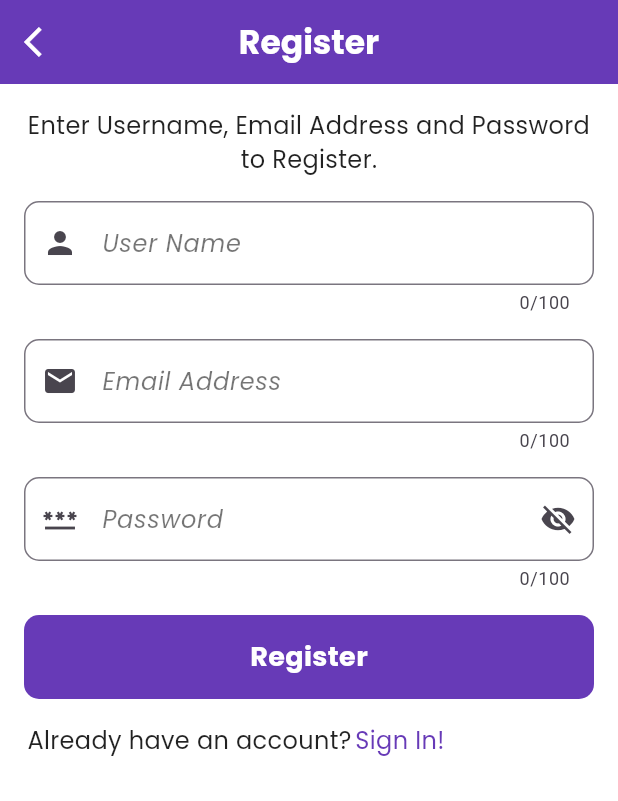
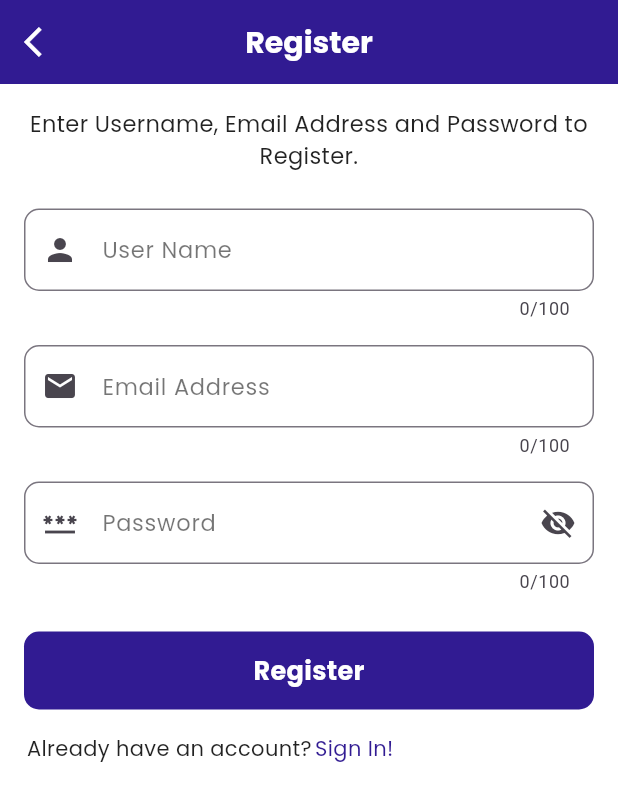
Before and after one commit to mr-a10125/Expense-Track-Flutter, a Flutter app: the screen it shows after launch, after a tap on "Sign Up!", on a phone screen of 412 x 824 dp. Shown: the top 801 px of the screen. Run offline on Flutter 3.47's test engine with Material 3 defaults, Android fonts, the phone set to English and light mode, and no system bars; our stand-ins replace cloud_firestore, firebase_auth, firebase_core, flutter_slidable, fluttertoast, loading_indicator; accounts and stored records are empty.

Commit message:
- ui designs improved.

```diff
--- a/lib/screens/login/login_screen.dart
+++ b/lib/screens/login/login_screen.dart
@@ -32,7 +32,7 @@ class _LoginScreenState extends State<LoginScreen> {
           'Login',
           style: TextStyle(
             color: Colors.white,
-            fontSize: 22,
+            fontSize: 20,
             fontFamily: 'Poppins',
             fontWeight: FontWeight.bold
           ),
@@ -51,13 +51,13 @@ class _LoginScreenState extends State<LoginScreen> {
                     textAlign: TextAlign.center,
                     style: TextStyle(
                       color: Colors.black87,
-                      fontSize: 16,
+                      fontSize: 15,
                       fontFamily: 'Poppins',
                       fontWeight: FontWeight.normal
                     ),
                   ),
                 ),
-                SizedBox(height: 16),
+                SizedBox(height: 25),
                 TextInput(
                   textEditingController: emailController,
                   hintText: 'Email Address',
@@ -78,8 +78,8 @@ class _LoginScreenState extends State<LoginScreen> {
                   padding: EdgeInsets.symmetric(horizontal: 16),
                   child: Align(
                     alignment: Alignment.centerLeft,
-                    child: TextButton(
-                      onPressed: () {
+                    child: GestureDetector(
+                      onTap: () {
                         if(isLoading) return;
                         Navigator.push(
                             context,
@@ -98,7 +98,7 @@ class _LoginScreenState extends State<LoginScreen> {
                     ),
                   ),
                 ),
-                SizedBox(height: 16),
+                SizedBox(height: 40),
                 Consumer<AuthProvider>(
                   builder: (context, authProvider, child) {
                     return LoadingButton(
@@ -142,7 +142,7 @@ class _LoginScreenState extends State<LoginScreen> {
                         textAlign: TextAlign.center,
                         style: TextStyle(
                           color: Colors.black87,
-                          fontSize: 16,
+                          fontSize: 14,
                           fontFamily: 'Poppins',
                           fontWeight: FontWeight.normal
                         ),
@@ -160,7 +160,7 @@ class _LoginScreenState extends State<LoginScreen> {
                           textAlign: TextAlign.center,
                           style: TextStyle(
                             color: primaryThemeColor,
-                            fontSize: 16,
+                            fontSize: 14,
                             fontFamily: 'Poppins',
                             fontWeight: FontWeight.normal
                           ),
--- a/lib/screens/register/register_screen.dart
+++ b/lib/screens/register/register_screen.dart
@@ -30,7 +30,7 @@ class _RegisterScreenState extends State<RegisterScreen> {
           'Register',
           style: TextStyle(
               color: Colors.white,
-              fontSize: 22,
+              fontSize: 20,
               fontFamily: 'Poppins',
               fontWeight: FontWeight.bold
           ),
@@ -59,13 +59,13 @@ class _RegisterScreenState extends State<RegisterScreen> {
                     textAlign: TextAlign.center,
                     style: TextStyle(
                       color: Colors.black87,
-                      fontSize: 16,
+                      fontSize: 15,
                       fontFamily: 'Poppins',
                       fontWeight: FontWeight.normal
                     ),
                   ),
                 ),
-                SizedBox(height: 16),
+                SizedBox(height: 25),
                 TextInput(
                   textEditingController: userNameController,
                   hintText: 'User Name',
@@ -89,7 +89,7 @@ class _RegisterScreenState extends State<RegisterScreen> {
                   isPasswordField: true,
                   isEnabled: !isLoading,
                 ),
-                SizedBox(height: 16),
+                SizedBox(height: 25),
                 Consumer<AuthProvider>(
                   builder: (context, authProvider, child) {
                     return LoadingButton(
@@ -136,7 +136,7 @@ class _RegisterScreenState extends State<RegisterScreen> {
                           textAlign: TextAlign.center,
                           style: TextStyle(
                             color: Colors.black87,
-                            fontSize: 16,
+                            fontSize: 14,
                             fontFamily: 'Poppins',
                             fontWeight: FontWeight.normal
                           ),
@@ -151,7 +151,7 @@ class _RegisterScreenState extends State<RegisterScreen> {
                             textAlign: TextAlign.center,
                             style: TextStyle(
                               color: primaryThemeColor,
-                              fontSize: 16,
+                              fontSize: 14,
                               fontFamily: 'Poppins',
                               fontWeight: FontWeight.normal
                             ),
--- a/lib/utils/constants.dart
+++ b/lib/utils/constants.dart
@@ -1,6 +1,6 @@
 import 'package:flutter/material.dart';
 
 var backgroundColor = Color(0xFFFFFFFF);
-var primaryThemeColor = Colors.deepPurple;
+var primaryThemeColor = Color(0xFF311B92);
 
 var hintTextColor = Colors.black54;
--- a/lib/utils/widget/loading_button.dart
+++ b/lib/utils/widget/loading_button.dart
@@ -22,7 +22,7 @@ class LoadingButton extends StatelessWidget {
         onTap: onTap,
         child: Container(
           width: double.infinity,
-          height: 56.0,
+          height: 52.0,
           decoration: BoxDecoration(
             borderRadius: BorderRadius.circular(10),
             color: primaryThemeColor,
@@ -36,7 +36,7 @@ class LoadingButton extends StatelessWidget {
               title,
               style: TextStyle(
                 color: Colors.white,
-                fontSize: 18,
+                fontSize: 17,
                 fontFamily: 'Poppins',
                 fontWeight: FontWeight.bold
               ),
--- a/lib/utils/widget/text_input.dart
+++ b/lib/utils/widget/text_input.dart
@@ -45,7 +45,8 @@ class _TextInputState extends State<TextInput> {
           hintStyle: TextStyle(
               color: hintTextColor,
               fontFamily: 'Poppins',
-              fontStyle: FontStyle.italic
+              fontSize: 15,
+              fontStyle: FontStyle.normal
           ),
           border: OutlineInputBorder(
             borderRadius: BorderRadius.circular(10),
@@ -67,6 +68,7 @@ class _TextInputState extends State<TextInput> {
         enabled: widget.isEnabled,
         style: TextStyle(
             fontFamily: 'Poppins',
+            fontSize: 15,
             fontWeight: FontWeight.normal
         ),
         keyboardType: widget.isNumberOnly
--- a/pubspec.yaml
+++ b/pubspec.yaml
@@ -40,7 +40,7 @@ dependencies:
   fluttertoast: ^8.2.12
   provider: ^6.1.5
   flutter_slidable: ^4.0.0
-  intl: ^0.18.1
+  intl: ^0.20.2
   uuid: ^4.0.0
   loading_indicator: ^3.1.1
 
```
Also changed, not shown: lib/screens/dashboard/add_expense.dart (+35 -12 lines), lib/screens/dashboard/dashboard_screen.dart (+21 -13 lines), lib/screens/dashboard/delete_dialog.dart (+4 -4 lines), lib/screens/dashboard/navigation_drawer.dart (+27 -1 lines), lib/screens/forgotpassword/forgot_password_screen.dart (+4 -4 lines), pubspec.lock, 3 other files.
